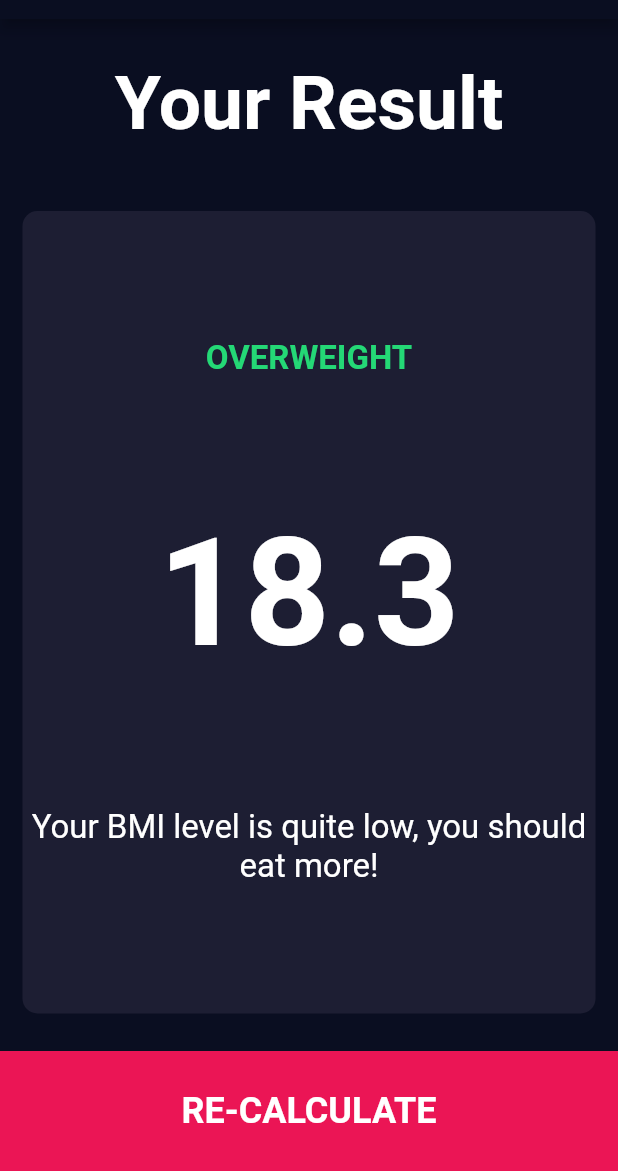
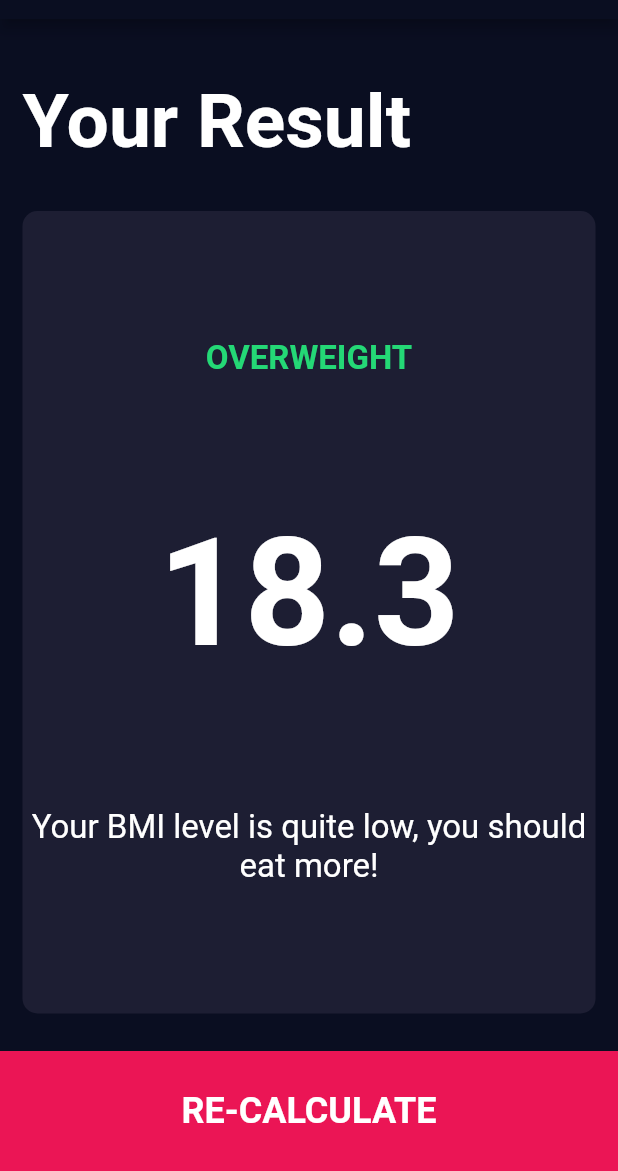
Before and after one commit to rashidrazak/flutter-bmi-calculator, a Flutter app: the ResultPage screen opened directly, on a phone screen of 412 x 824 dp, the part 65-1236 px from its top. Run offline on Flutter 3.47's test engine with Material 2 defaults, Android fonts, the phone set to English and light mode, and no system bars; our stand-ins replace font_awesome_flutter.

Commit message:
Finish UI.

```diff
--- a/lib/result_page.dart
+++ b/lib/result_page.dart
@@ -17,11 +17,11 @@ class ResultPage extends StatelessWidget {
           Expanded(
             flex: 1,
             child: Container(
-              child: Center(
-                child: Text(
-                  'Your Result',
-                  style: kTitleTextStyle,
-                ),
+              padding: EdgeInsets.all(15.0),
+              alignment: Alignment.bottomLeft,
+              child: Text(
+                'Your Result',
+                style: kTitleTextStyle,
               ),
             ),
           ),
```
